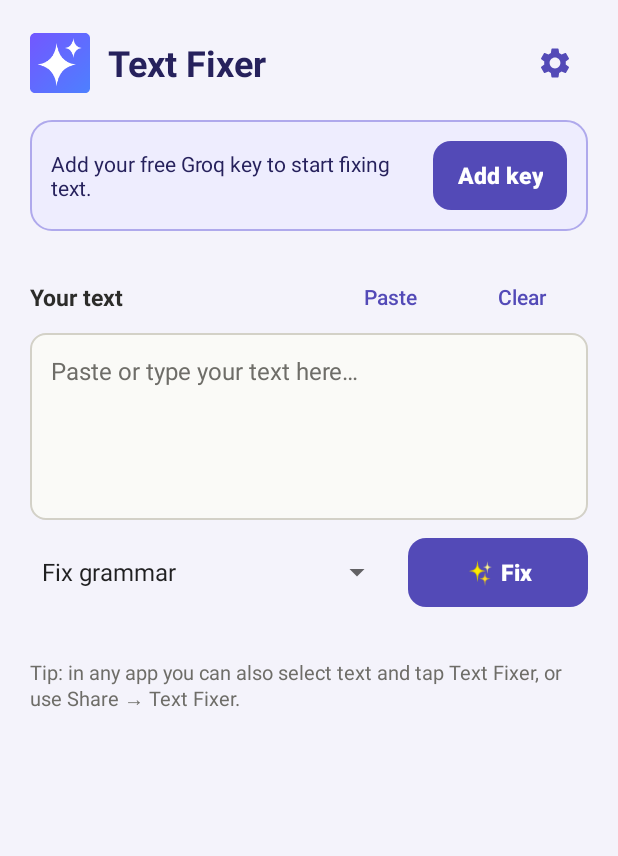
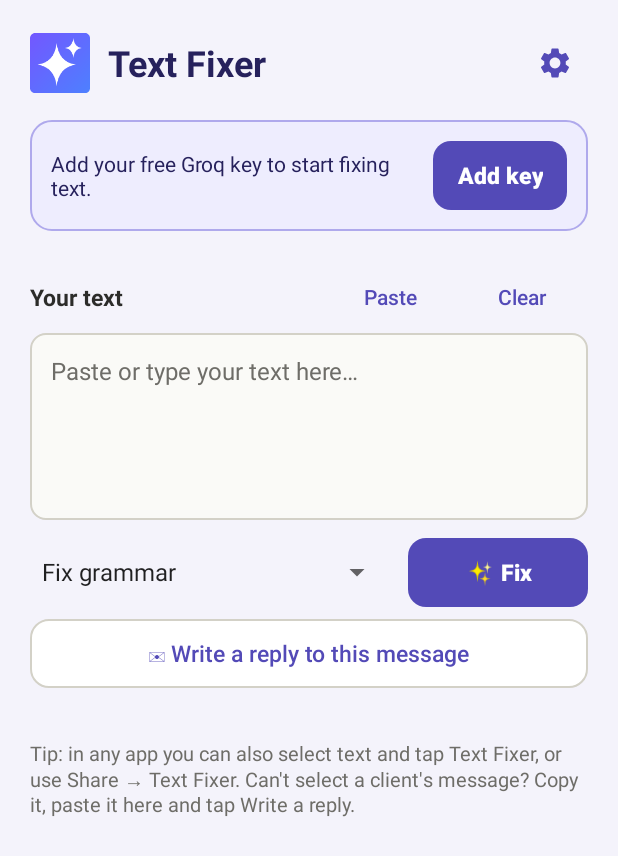
Before and after one commit to MainulKanon/Text-Fixer, an Android app: the screen it shows after launch (PasteFixActivity), on a phone screen of 412 x 824 dp. Shown: the top 856 px of the screen. Run offline under Robolectric (Android 15) with nearby library versions, the phone set to English and light mode, and no system bars; pictures from the network do not load.

Commit message:
Android 1.3: reply to copied messages and Share to Text Fixer Reply
Fiverr chat bubbles can't be selected, so Text Fixer can't appear on client
messages. Paste & fix now has a 'Write a reply' button for a pasted message,
and Text Fixer Reply appears in the Share menu.

Co-Authored-By: Claude Opus 5.5 <noreply@anthropic.com>

```diff
--- a/android/app/build.gradle.kts
+++ b/android/app/build.gradle.kts
@@ -10,8 +10,8 @@ android {
         applicationId = "com.fixit.app"
         minSdk = 24          // Android 7.0+ (text-selection actions need 6.0+)
         targetSdk = 37
-        versionCode = 3
-        versionName = "1.2"
+        versionCode = 4
+        versionName = "1.3"
     }
 
     buildTypes {
--- a/android/app/src/main/AndroidManifest.xml
+++ b/android/app/src/main/AndroidManifest.xml
@@ -70,6 +70,12 @@
                 <category android:name="android.intent.category.DEFAULT" />
                 <data android:mimeType="text/plain" />
             </intent-filter>
+            <!-- "Share → Text Fixer Reply" for messages that can't be selected -->
+            <intent-filter>
+                <action android:name="android.intent.action.SEND" />
+                <category android:name="android.intent.category.DEFAULT" />
+                <data android:mimeType="text/plain" />
+            </intent-filter>
         </activity>
     </application>
 </manifest>
--- a/android/app/src/main/java/com/fixit/app/ReplyActivity.java
+++ b/android/app/src/main/java/com/fixit/app/ReplyActivity.java
@@ -34,6 +34,7 @@ public class ReplyActivity extends Activity {
         prefs = new Prefs(this);
 
         CharSequence text = getIntent().getCharSequenceExtra(Intent.EXTRA_PROCESS_TEXT);
+        if (text == null) text = getIntent().getCharSequenceExtra(Intent.EXTRA_TEXT);   // "Share → Text Fixer Reply"
         message = text == null ? "" : text.toString().trim();
 
         ((TextView) findViewById(R.id.message)).setText(message);
--- a/android/app/src/main/res/layout/activity_paste.xml
+++ b/android/app/src/main/res/layout/activity_paste.xml
@@ -149,6 +149,15 @@
                 android:text="@string/fix" />
         </LinearLayout>
 
+        <!-- reply to a pasted client message -->
+        <Button
+            android:id="@+id/reply"
+            style="@style/FixIt.Button"
+            android:layout_width="match_parent"
+            android:layout_height="wrap_content"
+            android:layout_marginTop="8dp"
+            android:text="@string/reply_to_this" />
+
         <LinearLayout
             android:layout_width="match_parent"
             android:layout_height="wrap_content"
--- a/android/app/src/main/res/values/strings.xml
+++ b/android/app/src/main/res/values/strings.xml
@@ -68,5 +68,7 @@ Or open Text Fixer and use <b>Paste &amp; fix</b>, or Share any text to Text Fix
     <string name="clipboard_empty">Nothing copied yet. Copy some text first.</string>
     <string name="paste_first">Paste or type some text first.</string>
     <string name="done_via">Done via %1$s.</string>
-    <string name="paste_tip">Tip: in any app you can also select text and tap Text Fixer, or use Share → Text Fixer.</string>
+    <string name="paste_tip">Tip: in any app you can also select text and tap Text Fixer, or use Share → Text Fixer. Can\'t select a client\'s message? Copy it, paste it here and tap Write a reply.</string>
+    <string name="reply_to_this">✉ Write a reply to this message</string>
+    <string name="paste_message_first">Paste the client\'s message first, then tap Reply.</string>
 </resources>
```
Also changed, not shown: android/app/src/main/java/com/fixit/app/PasteFixActivity.java (+11 -0 lines), 1 other file.
